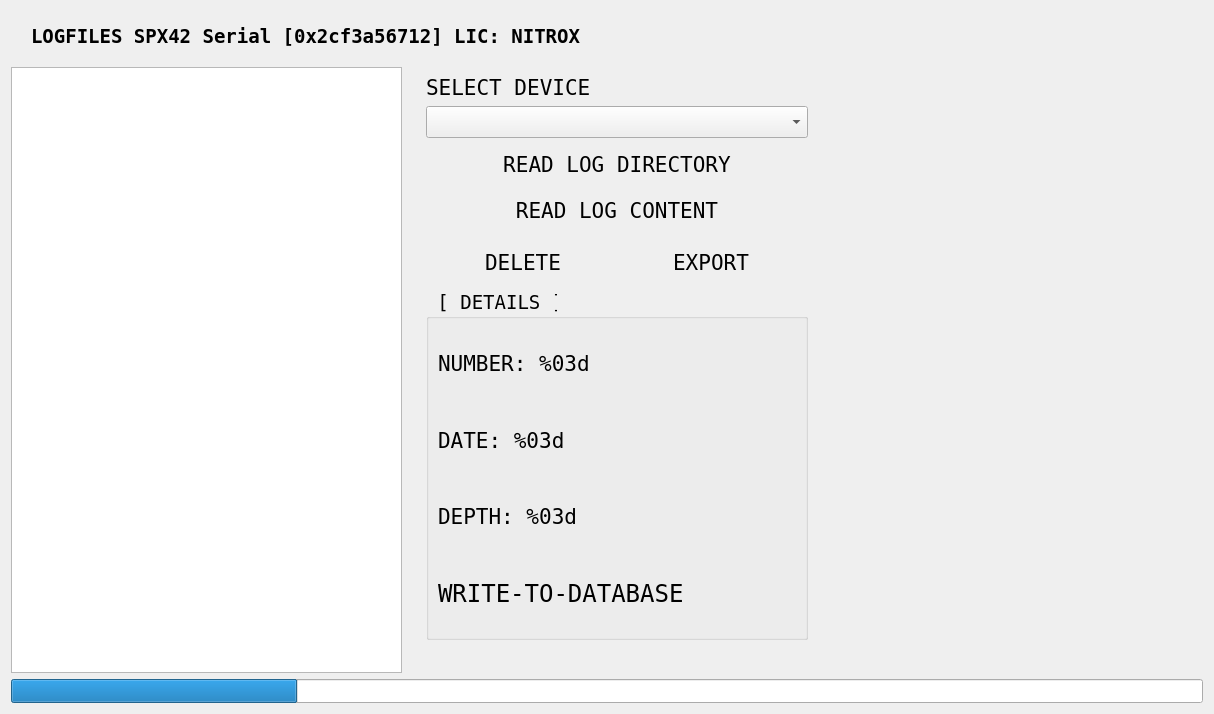
Above: src/ui/LogFragment.ui from dmarc0001/spx42Control before the change. Below: the same form after it.
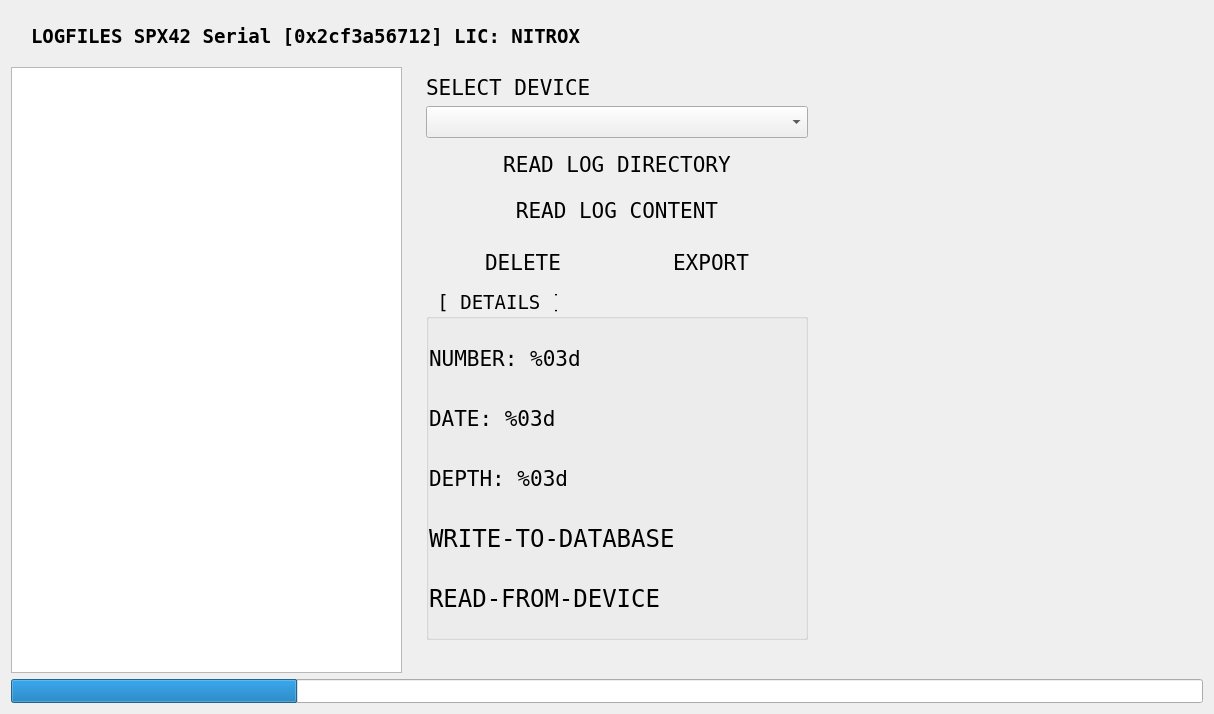
That is the form after the change.

```diff
--- a/src/ui/LogFragment.ui
+++ b/src/ui/LogFragment.ui
@@ -442,8 +442,14 @@
             <bool>false</bool>
            </property>
            <layout class="QVBoxLayout" name="verticalLayout_3">
-            <property name="topMargin">
-             <number>9</number>
+            <property name="spacing">
+             <number>0</number>
+            </property>
+            <property name="leftMargin">
+             <number>0</number>
+            </property>
+            <property name="rightMargin">
+             <number>0</number>
             </property>
             <item>
              <widget class="QLabel" name="diveNumberLabel">
@@ -520,6 +526,27 @@
               </property>
              </widget>
             </item>
+            <item>
+             <widget class="QLabel" name="diveLogReadLabel">
+              <property name="sizePolicy">
+               <sizepolicy hsizetype="Expanding" vsizetype="Preferred">
+                <horstretch>0</horstretch>
+                <verstretch>0</verstretch>
+               </sizepolicy>
+              </property>
+              <property name="font">
+               <font>
+                <pointsize>18</pointsize>
+               </font>
+              </property>
+              <property name="text">
+               <string>READ-FROM-DEVICE</string>
+              </property>
+              <property name="margin">
+               <number>6</number>
+              </property>
+             </widget>
+            </item>
            </layout>
           </widget>
          </item>
```
